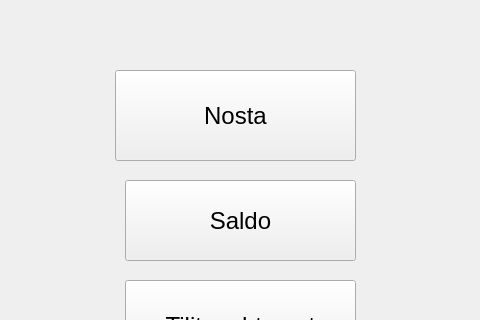
First picture: the form in PankkiProjekti/valikko.ui, repository tvt20kmo-ohjelmistokehitysprojekti/Group8, before the edit; both pictures show x 155 to 635 and y 0 to 320 of the 1144 by 662 pixel window.
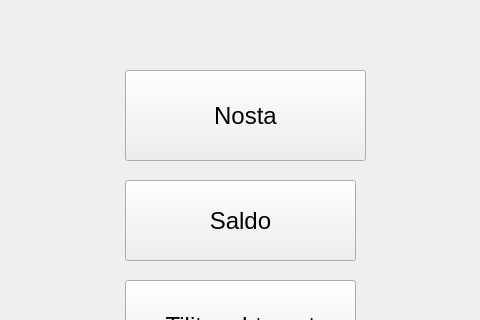
Second picture: the form after the edit.

```diff
--- a/PankkiProjekti/valikko.ui
+++ b/PankkiProjekti/valikko.ui
@@ -16,7 +16,7 @@
   <widget class="QPushButton" name="btnNosta">
    <property name="geometry">
     <rect>
-     <x>270</x>
+     <x>280</x>
      <y>70</y>
      <width>241</width>
      <height>91</height>
```
